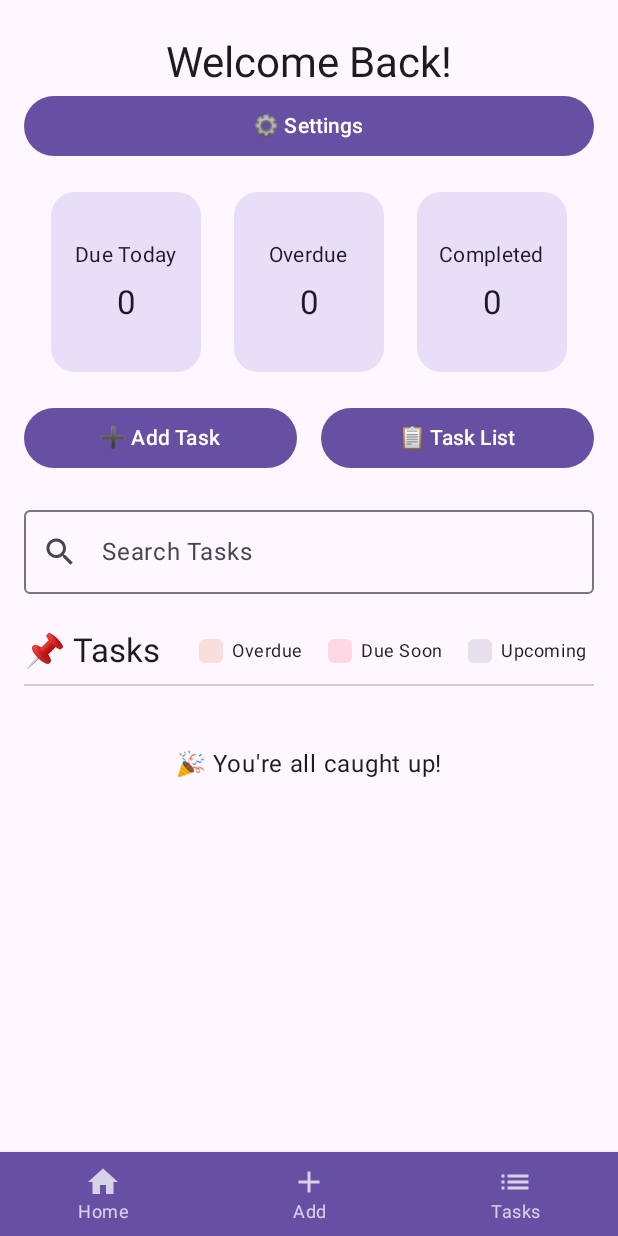
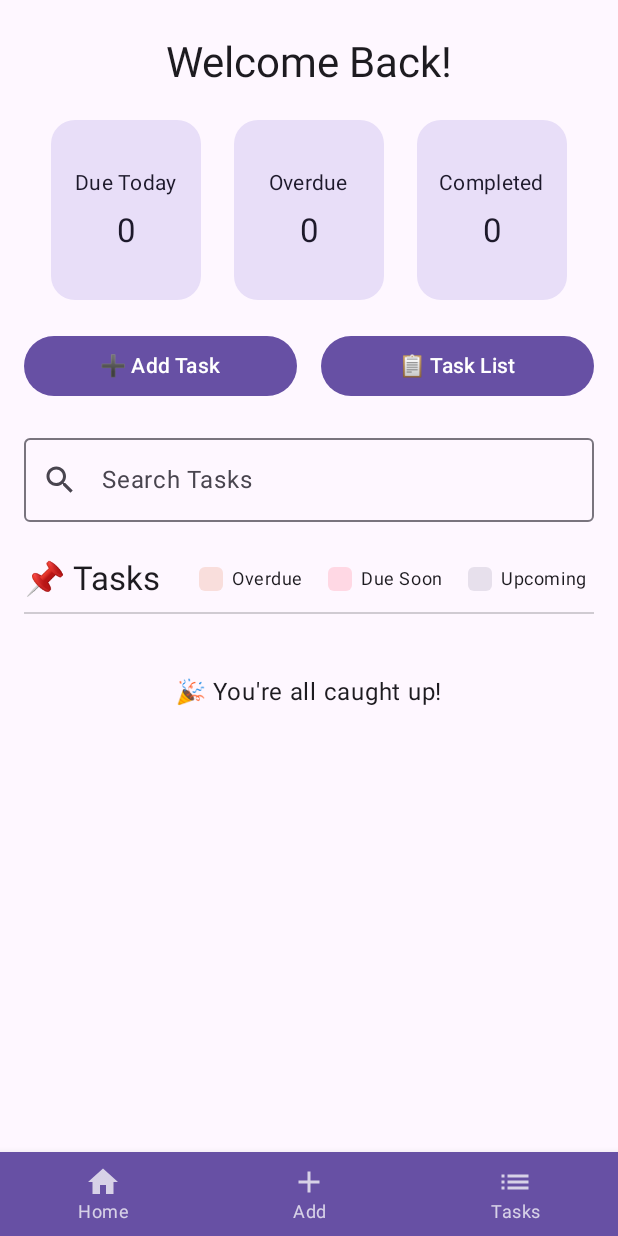
Before and after one commit to r2le8/MyAndroidApp, an Android app built with Jetpack Compose: the screen it shows after launch (MainActivity), on a phone screen of 412 x 824 dp. Run offline under Robolectric (Android 15) with nearby library versions, the phone set to English and light mode, and no system bars; our stand-ins replace Room's generated code.

Commit message:
remove settings

```diff
--- a/app/src/main/java/com/example/courseworkdemo/HomeScreen.kt
+++ b/app/src/main/java/com/example/courseworkdemo/HomeScreen.kt
@@ -77,12 +77,6 @@ fun HomeScreen(navController: NavController, viewModel: TaskViewModel) {
             modifier = Modifier.fillMaxWidth(),
             textAlign = TextAlign.Center
         )
-        Button(
-            onClick = { navController.navigate("settings") },
-            modifier = Modifier.fillMaxWidth()
-        ) {
-            Text("⚙️ Settings")
-        }
         Spacer(modifier = Modifier.height(16.dp))
 
         // Quick stats row
```
